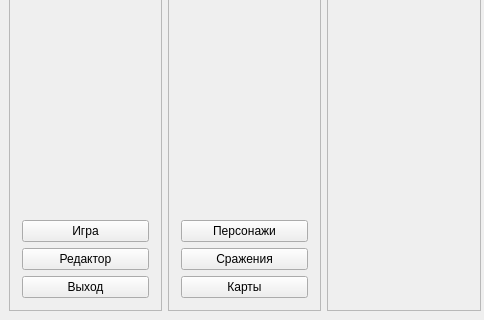
Qt form forms/fmmainmenu.ui (hospitaler17/gamehelper) before a commit; both pictures show x 0 to 484 and y 343 to 663 of the 808 by 663 pixel window.
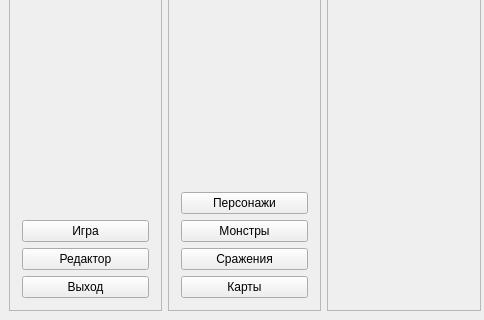
The same form after that commit. The open tabs and pages were chosen to show the change.

Commit message: Add entity Monster and Item

The edit to the form file:
```diff
--- a/forms/fmmainmenu.ui
+++ b/forms/fmmainmenu.ui
@@ -158,6 +158,13 @@
              </property>
             </widget>
            </item>
+           <item>
+            <widget class="QPushButton" name="pb_edit_monsters">
+             <property name="text">
+              <string>Монстры</string>
+             </property>
+            </widget>
+           </item>
            <item>
             <widget class="QPushButton" name="pb_edit_battles">
              <property name="text">
```
Left out of the diff: 4 changed lines with no effect on the pictures. The commit also changes 9 other files.
